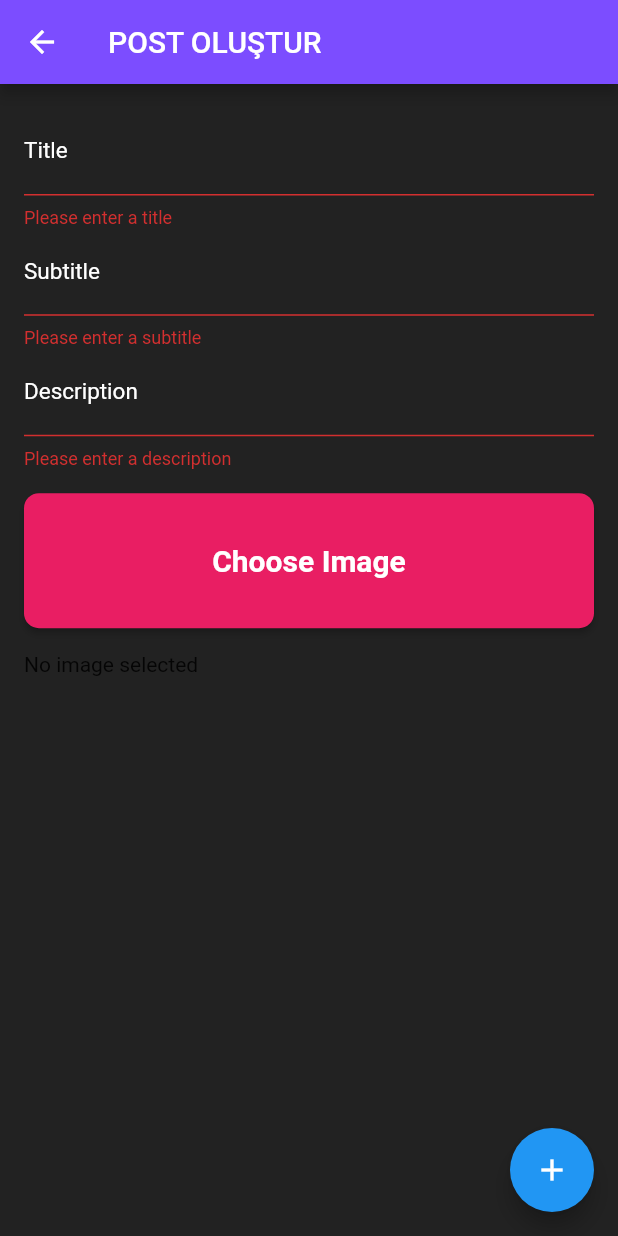
After one commit to MrBigBearrTR/academyathlon, a Flutter app: the PostForm screen opened directly, after a tap on the "add" icon, on a phone screen of 412 x 824 dp. The commit adds this screen. Run offline on Flutter 3.47's test engine with Material 2 defaults, Android fonts, the phone set to English and light mode, and no system bars; our stand-ins replace firebase_storage, image_picker, simple_gradient_text; accounts and stored records are empty; network calls fail.

Commit message:
Post oluşturma sayfası  ve renk düzenlemeleri yapıldı.

```diff
--- /dev/null
+++ b/lib/controller/pages/PostcreatePage.dart
@@ -0,0 +1,167 @@
+import 'dart:io';
+import 'package:flutter/material.dart';
+import 'package:flutter/src/material/material_state.dart';
+import 'package:image_picker/image_picker.dart';
+import 'package:firebase_storage/firebase_storage.dart' as firebase_storage;
+
+class PostForm extends StatefulWidget {
+  const PostForm({Key? key}) : super(key: key);
+
+  @override
+  _PostFormState createState() => _PostFormState();
+}
+class _PostFormState extends State<PostForm> {
+  final _formKey = GlobalKey<FormState>();
+  String? _imageUrl;
+  File? _imageFile;
+  final _titleController = TextEditingController();
+  final _subtitleController = TextEditingController();
+  final _descriptionController = TextEditingController();
+
+  @override
+  Widget build(BuildContext context) {
+    return Scaffold(
+      backgroundColor: Colors.black87 ,
+      appBar: AppBar(
+        backgroundColor: Colors.deepPurpleAccent,
+        title: Text('POST OLUŞTUR' ),
+
+      ),
+      body: Padding(
+        padding: EdgeInsets.all(16.0),
+        child: Form(
+          key: _formKey,
+          child: SingleChildScrollView(
+            child: Column(
+              crossAxisAlignment: CrossAxisAlignment.stretch,
+              children: [
+                TextFormField(
+                  controller: _titleController,
+                  decoration: InputDecoration(
+                    labelText: 'Title',
+                    hintText: 'Lütfen Başlık girin',
+                    labelStyle:
+                    TextStyle(
+                      color: Colors.white,
+                      fontSize: 15,
+                    ),
+                    hintStyle: TextStyle(
+                      color: Colors.white ,
+                      fontSize: 10,
+                    ),
+                  ),
+                  validator: (value) {
+                    if (value == null || value.isEmpty) {
+                      return 'Please enter a title';
+                    }
+                    return null;
+                  },
+                ),
+                TextFormField(
+                  controller: _subtitleController,
+                  decoration: InputDecoration(
+                    labelText: 'Subtitle',
+                    hintText: 'Lütfen altbaşlık girin',
+                    labelStyle:
+                    TextStyle(
+                      color: Colors.white,
+                      fontSize: 15,
+                    ),
+                    hintStyle: TextStyle(
+                      color: Colors.white ,
+                      fontSize: 10,
+                    ),
+                  ),
+                  validator: (value) {
+                    if (value == null || value.isEmpty) {
+                      return 'Please enter a subtitle';
+                    }
+                    return null;
+                  },
+                ),
+                TextFormField(
+                  controller: _descriptionController,
+                  decoration: InputDecoration(
+                    labelText: 'Description',
+                    hintText: 'Lütfen Açıklama girin',
+                    labelStyle:
+                    TextStyle(
+                      color: Colors.white,
+                      fontSize: 15,
+                    ),
+                    hintStyle: TextStyle(
+                      color: Colors.white ,
+                      fontSize: 10,
+                    ),
+
+
+                  ),
+                  validator: (value) {
+                    if (value == null || value.isEmpty) {
+                      return 'Please enter a description';
+                    }
+                    return null;
+                  },
+                  maxLines: null,
+                  keyboardType: TextInputType.multiline,
+                ),
+                SizedBox(height: 16.0),
+                ElevatedButton(
+                  onPressed: () async {
+                    final pickedFile =
+                    await ImagePicker().getImage(source: ImageSource.gallery);
+                    setState(() {
+                      _imageFile = pickedFile as File?;
+                    });
+                  },
+                  child: Text('Choose Image'),
+                  style: ElevatedButton.styleFrom(
+                      minimumSize: const Size(333, 90),
+                      backgroundColor: Colors.pink,
+                      shape: RoundedRectangleBorder(borderRadius: BorderRadius.circular(10),),
+
+                      textStyle: TextStyle(
+                          fontSize: 20,
+                          fontWeight: FontWeight.bold)),
+                ),
+                SizedBox(height: 16.0),
+                _imageFile == null
+                    ? Text('No image selected')
+                    : Image.file(File(_imageFile!.path)),
+              ],
+            ),
+          ),
+        ),
+      ),
+      floatingActionButton: FloatingActionButton(
+        onPressed: _createPost,
+        tooltip: 'Create Post',
+        child: Icon(Icons.add),
+      ),
+    );
+  }
+
+  Future<void> _createPost() async {
+    final form = _formKey.currentState;
+    if (form!.validate() && _imageFile != null) {
+      form.save();
+      final storageRef = firebase_storage.FirebaseStorage.instance
+          .ref()
+          .child('posts')
+          .child('${DateTime.now().millisecondsSinceEpoch}.jpg');
+      final uploadTask = storageRef.putFile(File(_imageFile!.path));
+      final snapshot = await uploadTask.whenComplete(() => null);
+      final downloadUrl = await snapshot.ref.getDownloadURL();
+      setState(() {
+        _imageUrl = downloadUrl;
+      });
+      final post = {
+        'title': _titleController.text,
+        'subtitle': _subtitleController.text,
+        'description': _descriptionController.text,
+        'imageUrl': _imageUrl,
+      };
+      Navigator.pop(context, post);
+    }
+  }
+}
--- a/lib/pages/main/main_page.dart
+++ b/lib/pages/main/main_page.dart
@@ -33,8 +33,9 @@ class _MainPageState extends State<MainPage> {
             decoration: const BoxDecoration(
               gradient: LinearGradient(
                 colors: [
-                  Colors.blue,
-                  Colors.blueAccent,
+                  Colors.redAccent,
+                  Colors.purple,
+                  Colors.deepPurpleAccent
                 ],
                 begin: Alignment.bottomCenter,
                 end: Alignment.topCenter,
@@ -54,7 +55,21 @@ class _MainPageState extends State<MainPage> {
                     ..rotateY((pi / 6) * val),
                   child: Scaffold(
                     appBar: AppBar(
-                        title: const Text('Academyathlon'),
+                      backgroundColor: Colors.transparent,
+                      flexibleSpace: Container(
+                        decoration: BoxDecoration(
+                          gradient: LinearGradient(
+                            colors: [
+                              Colors.deepPurpleAccent,
+                              Colors.purple,
+                              Colors.pink,
+                            ],
+                            begin: Alignment.topLeft,
+                            end: Alignment.bottomRight,
+                          ),
+                        ),
+                      ),
+                    title: const Text('Academyathlon'),
                         leading: IconButton(
                           icon: Icon(Icons.menu),
                           onPressed: () {
--- a/pubspec.yaml
+++ b/pubspec.yaml
@@ -37,6 +37,8 @@ dependencies:
   # Use with the CupertinoIcons class for iOS style icons.
   cupertino_icons: ^1.0.2
   simple_gradient_text: ^1.2.4
+  image_picker: ^0.8.4+3
+  firebase_storage: ^11.1.0
 
 dev_dependencies:
   flutter_test:
```
